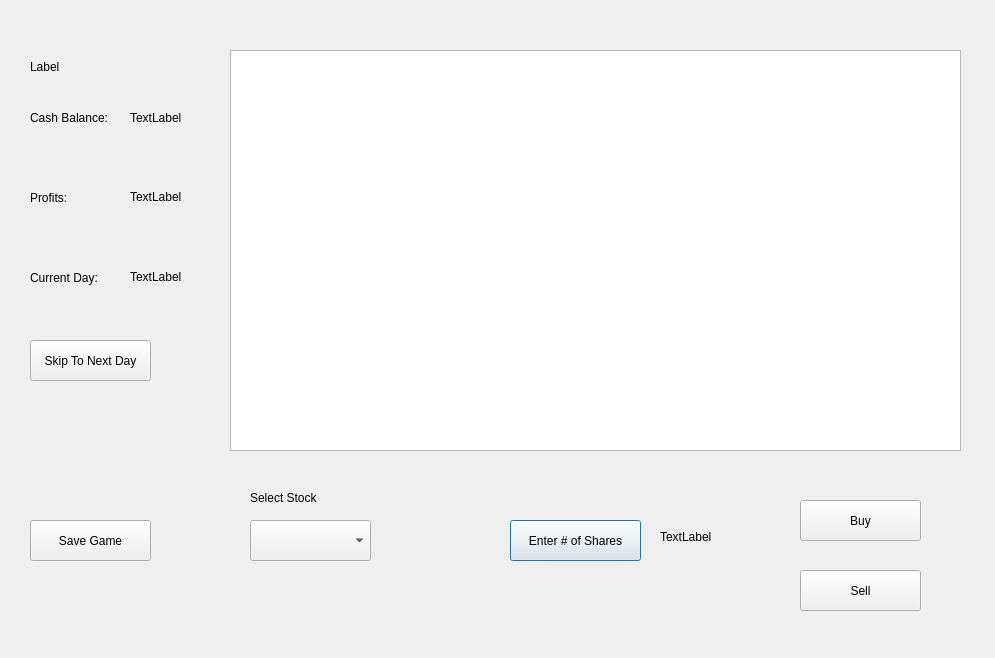
This is GamerunUI.ui in srikoushik3/StockMarketGame as Qt 5 draws it before an edit. The edited form follows.
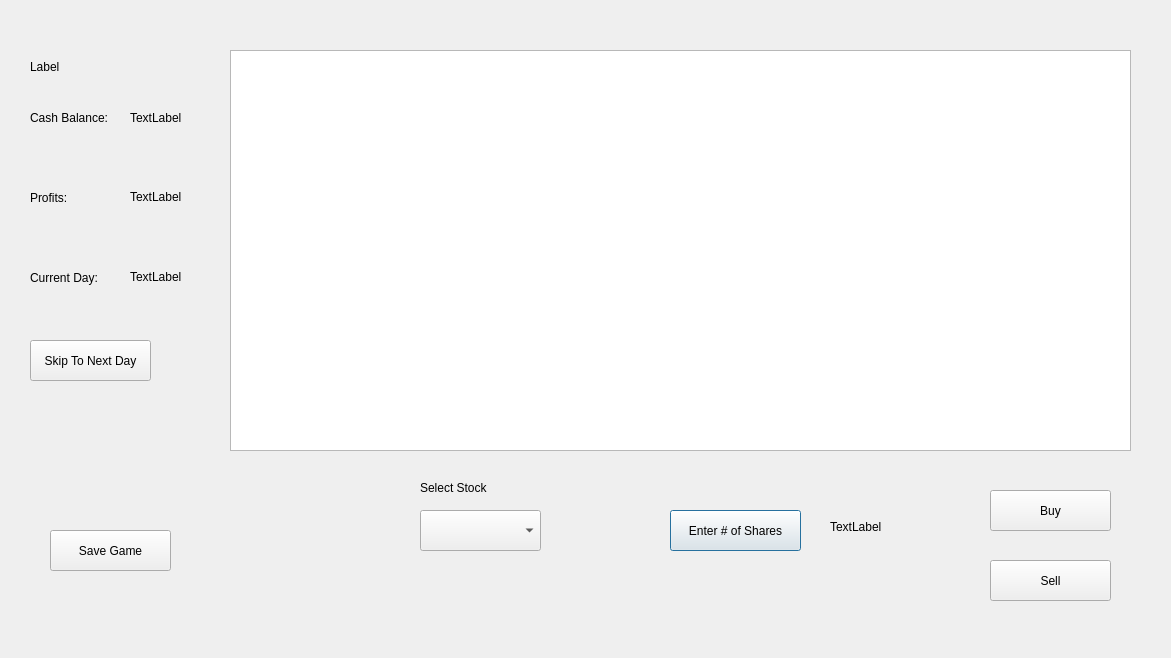
This is the edited form.

Patch:
```diff
--- a/GamerunUI.ui
+++ b/GamerunUI.ui
@@ -6,7 +6,7 @@
    <rect>
     <x>0</x>
     <y>0</y>
-    <width>995</width>
+    <width>1171</width>
     <height>658</height>
    </rect>
   </property>
@@ -18,7 +18,7 @@
     <rect>
      <x>230</x>
      <y>50</y>
-     <width>731</width>
+     <width>901</width>
      <height>401</height>
     </rect>
    </property>
@@ -26,8 +26,8 @@
   <widget class="QPushButton" name="buySellBtn">
    <property name="geometry">
     <rect>
-     <x>510</x>
-     <y>520</y>
+     <x>670</x>
+     <y>510</y>
      <width>131</width>
      <height>41</height>
     </rect>
@@ -39,8 +39,8 @@
   <widget class="QPushButton" name="buySubmitBtn">
    <property name="geometry">
     <rect>
-     <x>800</x>
-     <y>500</y>
+     <x>990</x>
+     <y>490</y>
      <width>121</width>
      <height>41</height>
     </rect>
@@ -52,8 +52,8 @@
   <widget class="QPushButton" name="sellSubmitBtn">
    <property name="geometry">
     <rect>
-     <x>800</x>
-     <y>570</y>
+     <x>990</x>
+     <y>560</y>
      <width>121</width>
      <height>41</height>
     </rect>
@@ -65,8 +65,8 @@
   <widget class="QLabel" name="buySellLbl">
    <property name="geometry">
     <rect>
-     <x>660</x>
-     <y>530</y>
+     <x>830</x>
+     <y>520</y>
      <width>59</width>
      <height>14</height>
     </rect>
@@ -78,8 +78,8 @@
   <widget class="QComboBox" name="stockDropdown">
    <property name="geometry">
     <rect>
-     <x>250</x>
-     <y>520</y>
+     <x>420</x>
+     <y>510</y>
      <width>121</width>
      <height>41</height>
     </rect>
@@ -88,8 +88,8 @@
   <widget class="QLabel" name="label">
    <property name="geometry">
     <rect>
-     <x>250</x>
-     <y>490</y>
+     <x>420</x>
+     <y>480</y>
      <width>91</width>
      <height>16</height>
     </rect>
@@ -205,8 +205,8 @@
   <widget class="QPushButton" name="saveGameBtn">
    <property name="geometry">
     <rect>
-     <x>30</x>
-     <y>520</y>
+     <x>50</x>
+     <y>530</y>
      <width>121</width>
      <height>41</height>
     </rect>
```
